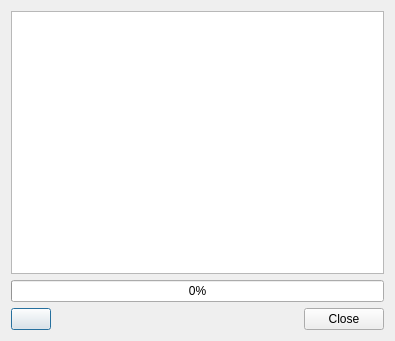
Before: the Qt Designer form gui/CustomWidgets/BasicInterfaceWidgets/textBrowserDialog.ui in dsgoficial/DsgTools, drawn with Qt 5.
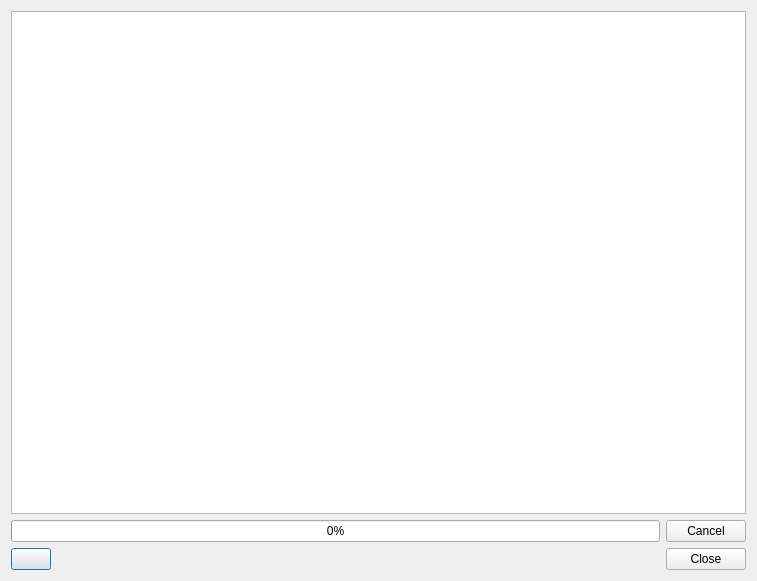
After: the same form once the commit is applied. Icons and pictures are not drawn.

Commit message: started cancel conversion method on gui

The edit to the form file:
```diff
--- a/gui/CustomWidgets/BasicInterfaceWidgets/textBrowserDialog.ui
+++ b/gui/CustomWidgets/BasicInterfaceWidgets/textBrowserDialog.ui
@@ -9,28 +9,28 @@
    <rect>
     <x>0</x>
     <y>0</y>
-    <width>395</width>
-    <height>341</height>
+    <width>757</width>
+    <height>581</height>
    </rect>
   </property>
   <property name="windowTitle">
    <string>DSGTools Dataset Conversion Tool - Summary</string>
   </property>
   <layout class="QGridLayout" name="gridLayout">
-   <item row="2" column="1">
+   <item row="4" column="1">
     <spacer name="horizontalSpacer">
      <property name="orientation">
       <enum>Qt::Horizontal</enum>
      </property>
      <property name="sizeHint" stdset="0">
       <size>
-       <width>253</width>
+       <width>615</width>
        <height>20</height>
       </size>
      </property>
     </spacer>
    </item>
-   <item row="2" column="0">
+   <item row="4" column="0">
     <widget class="QPushButton" name="savePushButton">
      <property name="text">
       <string/>
@@ -41,7 +41,7 @@
      </property>
     </widget>
    </item>
-   <item row="2" column="2">
+   <item row="4" column="2">
     <widget class="QPushButton" name="closePushButton">
      <property name="text">
       <string>Close</string>
@@ -51,7 +51,14 @@
    <item row="0" column="0" colspan="3">
     <widget class="QTextBrowser" name="textBrowser"/>
    </item>
-   <item row="1" column="0" colspan="3">
+   <item row="3" column="2">
+    <widget class="QPushButton" name="cancelPushButton">
+     <property name="text">
+      <string>Cancel</string>
+     </property>
+    </widget>
+   </item>
+   <item row="3" column="0" colspan="2">
     <widget class="QProgressBar" name="progressBar">
      <property name="value">
       <number>0</number>
```
The commit also changes 2 other files.
